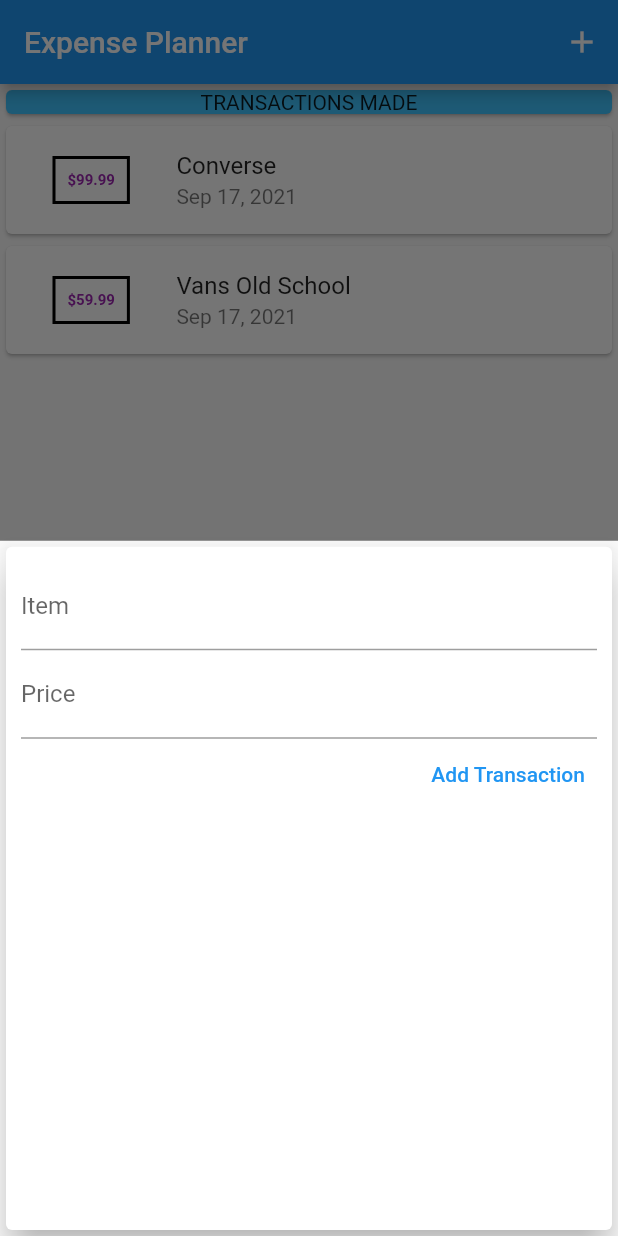
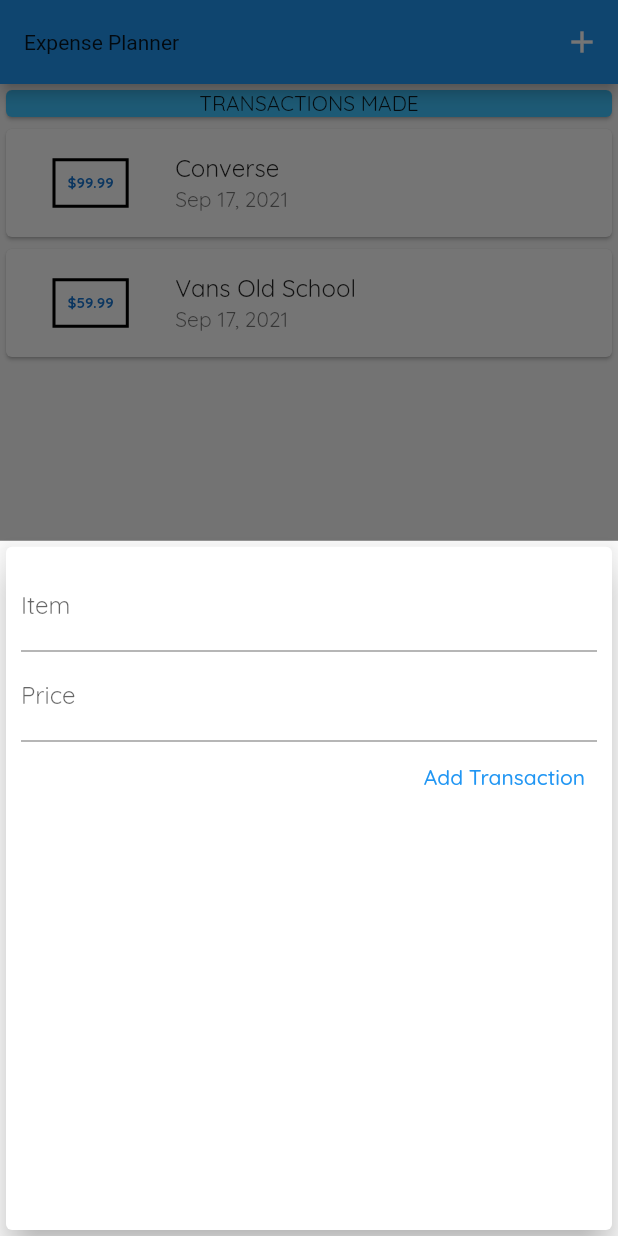
Before and after one commit to dwnlglendale/expense_planner, a Flutter app: the screen it shows after launch, after a tap on the "add" icon, on a phone screen of 412 x 824 dp. Run offline on Flutter 3.47's test engine with Material 2 defaults, Android fonts, the phone set to English and light mode, and no system bars.

Commit message:
app icons and and styling of text widgets.

```diff
--- a/lib/main.dart
+++ b/lib/main.dart
@@ -3,7 +3,6 @@ import 'package:flutter/material.dart';
 import './widgets/new_transaction.dart';
 import './models/transaction.dart';
 import './widgets/transaction_list.dart';
-
 
 void main() => runApp(const MyApp());
 
@@ -12,24 +11,32 @@ class MyApp extends StatelessWidget {
 
   @override
   Widget build(BuildContext context) {
-    return const MaterialApp(
+    return MaterialApp(
       debugShowCheckedModeBanner: false,
       title: 'Expense Planner',
-      home: MyHomePage(),
+      home: const MyHomePage(),
+      theme: ThemeData(
+          fontFamily: 'QuickSand',
+          appBarTheme: AppBarTheme(
+            textTheme: ThemeData.light().textTheme.copyWith(
+                  subtitle1: const TextStyle(fontFamily: 'OpenSans'),
+                ),
+          ),
+          colorScheme: ColorScheme.fromSwatch(primarySwatch: Colors.blue)
+              .copyWith(secondary: Colors.lightBlueAccent)),
     );
   }
 }
 
-
 class MyHomePage extends StatefulWidget {
-  const MyHomePage({Key? key,}) : super(key: key);
+  const MyHomePage({
+    Key? key,
+  }) : super(key: key);
   @override
   State<MyHomePage> createState() => _MyHomePageState();
 }
 
 class _MyHomePageState extends State<MyHomePage> {
-
-
   final List<Transaction> _userTransactions = [
     Transaction(
       title: 'Converse',
@@ -46,7 +53,6 @@ class _MyHomePageState extends State<MyHomePage> {
 
   //function to add user input
   void _addNewTransaction(String txItem, double txPrice) {
-
     final newTx = Transaction(
         title: txItem,
         itemID: DateTime.now().toString(),
@@ -58,10 +64,18 @@ class _MyHomePageState extends State<MyHomePage> {
     });
   }
 
-  void _startAddNewTransaction(BuildContext ctx){
-    showModalBottomSheet(context: ctx, builder: (_){
-      return NewTransaction(addTx: _addNewTransaction,);
-    });
+  void _startAddNewTransaction(BuildContext ctx) {
+    showModalBottomSheet(
+        context: ctx,
+        builder: (_) {
+          return GestureDetector(
+            child: NewTransaction(
+              addTx: _addNewTransaction,
+            ),
+            onTap: () {},
+            behavior: HitTestBehavior.opaque,
+          );
+        });
   }
 
   @override
@@ -69,23 +83,31 @@ class _MyHomePageState extends State<MyHomePage> {
     return Scaffold(
       appBar: AppBar(
         title: const Text('Expense Planner'),
-        actions: [IconButton(onPressed: () => _startAddNewTransaction(context), icon: const Icon(Icons.add))],
+        actions: [
+          IconButton(
+            onPressed: () => _startAddNewTransaction(context),
+            icon: const Icon(Icons.add),
+          ),
+        ],
       ),
       body: SingleChildScrollView(
         child: Column(
           mainAxisAlignment: MainAxisAlignment.start,
-          children:  [
+          children: [
             const Card(
               color: Colors.lightBlueAccent,
               child: Center(
                 child: Text('TRANSACTIONS MADE'),
               ),
             ),
-            TransactionList(transactions:_userTransactions)
+            TransactionList(transactions: _userTransactions)
           ],
         ),
       ),
-      floatingActionButton: FloatingActionButton(onPressed: () => _startAddNewTransaction(context),child: const Icon(Icons.add),),
+      floatingActionButton: FloatingActionButton(
+        onPressed: () => _startAddNewTransaction(context),
+        child: const Icon(Icons.add),
+      ),
     );
   }
 }
--- a/lib/widgets/new_transaction.dart
+++ b/lib/widgets/new_transaction.dart
@@ -1,12 +1,18 @@
 import 'package:flutter/material.dart';
 
-class NewTransaction extends StatelessWidget {
+class NewTransaction extends StatefulWidget {
    NewTransaction({Key? key, required this.addTx}) : super(key: key);
 
-  final itemController = TextEditingController();
-  final priceController = TextEditingController();
   final Function addTx ;
 
+  @override
+  State<NewTransaction> createState() => _NewTransactionState();
+}
+
+class _NewTransactionState extends State<NewTransaction> {
+  final itemController = TextEditingController();
+
+  final priceController = TextEditingController();
 
   void submitData (){
 
@@ -17,7 +23,8 @@ class NewTransaction extends StatelessWidget {
       return;
     }
 
-    addTx(enteredTitle, enteredAmount,);
+    widget.addTx(enteredTitle, enteredAmount,);
+    Navigator.of(context).pop();
   }
 
   @override
--- a/lib/widgets/transaction_list.dart
+++ b/lib/widgets/transaction_list.dart
@@ -30,10 +30,10 @@ class TransactionList extends StatelessWidget {
                 padding: const EdgeInsets.all(8),
                 child: Text(
                   '\$${tx.price.toStringAsFixed(2)}',
-                  style: const TextStyle(
+                  style:  TextStyle(
                       fontWeight: FontWeight.bold,
                       fontSize: 10,
-                      color: Colors.purple),
+                      color: Theme.of(context).primaryColorDark),
                 ),
               ),
               title: Text(tx.title),
```
Also changed, not shown: pubspec.yaml (+13 -11 lines), assets/fonts/OpenSans-Bold.ttf (added), assets/fonts/OpenSans-Regular.ttf (added), assets/fonts/Quicksand-Bold.ttf (added), assets/fonts/Quicksand-Light.ttf (added), assets/fonts/Quicksand-Medium.ttf (added), assets/fonts/Quicksand-Regular.ttf (added), 5 other files.
